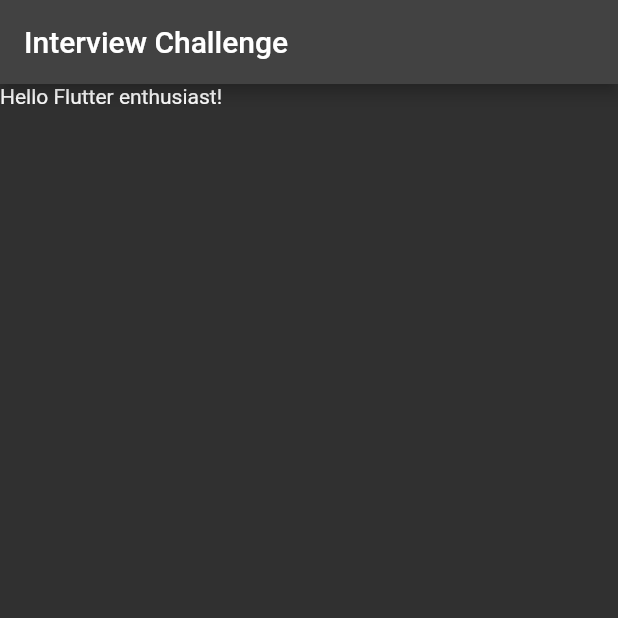
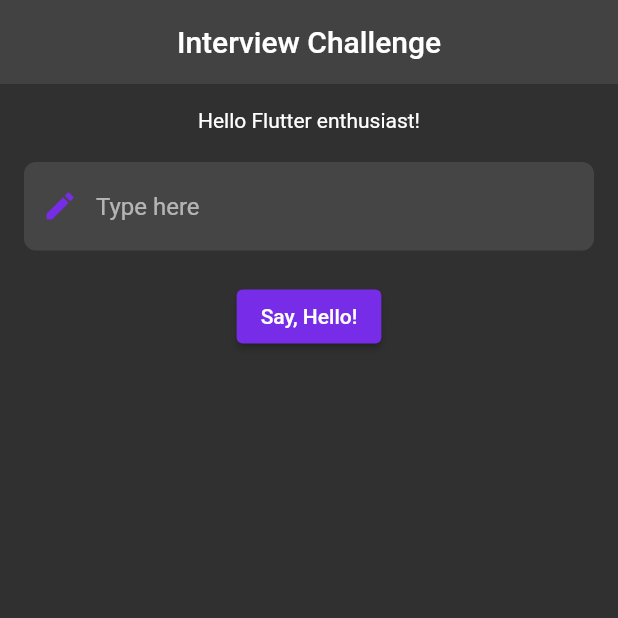
Before and after one commit to samuelematias/say_hello, a Flutter app: the screen it shows after launch, on a phone screen of 412 x 824 dp, the top half of it. Run offline on Flutter 3.47's test engine with Material 2 defaults, Android fonts, the phone set to English and light mode, and no system bars; our stand-ins replace bloc.

Commit message:
feat(view): improve HomePage

```diff
--- a/lib/view/home_page.dart
+++ b/lib/view/home_page.dart
@@ -1,4 +1,7 @@
 import 'package:flutter/material.dart';
+import 'package:widgetbook_challenge/constants/constants.dart';
+import 'package:widgetbook_challenge/extensions/extensions.dart';
+import 'package:widgetbook_challenge/widgets/widgets.dart';
 
 /// The widget responsible for creating the HomePage.
 class HomePage extends StatelessWidget {
@@ -7,11 +10,51 @@ class HomePage extends StatelessWidget {
 
   @override
   Widget build(BuildContext context) {
+    return const HomeView();
+  }
+}
+
+/// The widget responsible HomePage body.
+class HomeView extends StatelessWidget {
+  /// Creates a new instance of [HomeView].
+  const HomeView({Key? key}) : super(key: key);
+
+  @override
+  Widget build(BuildContext context) {
+    final controller = TextEditingController();
     return Scaffold(
       appBar: AppBar(
         title: const Text('Interview Challenge'),
+        elevation: 0,
+        centerTitle: true,
       ),
-      body: const Text('Hello Flutter enthusiast!'),
+      body: SafeArea(
+        child: GestureDetector(
+          onTap: () => context.unfocus(),
+          child: Padding(
+            padding: const EdgeInsets.only(
+              left: 16,
+              top: 16,
+              right: 16,
+            ),
+            child: Column(
+              children: [
+                const Text('Hello Flutter enthusiast!'),
+                const SizedBox(height: 20),
+                TextInputWidget(
+                  controller: controller,
+                ),
+                const SizedBox(height: 20),
+                ElevatedButton(
+                  style: ElevatedButton.styleFrom(primary: brandColor),
+                  onPressed: () {},
+                  child: const Text('Say, Hello!'),
+                ),
+              ],
+            ),
+          ),
+        ),
+      ),
     );
   }
 }
```
